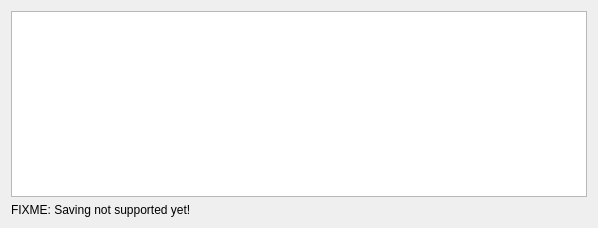
First picture: the form in src/ui/commands/show_message_widget.ui, repository oulianov/Editor, before the edit.
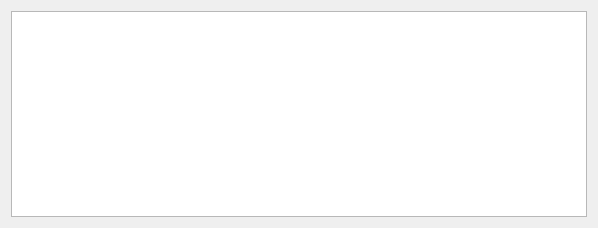
Second picture: the form after the edit.

The edit to the form file:
```diff
--- a/src/ui/commands/show_message_widget.ui
+++ b/src/ui/commands/show_message_widget.ui
@@ -21,13 +21,6 @@
      </property>
     </widget>
    </item>
-   <item>
-    <widget class="QLabel" name="label">
-     <property name="text">
-      <string>FIXME: Saving not supported yet!</string>
-     </property>
-    </widget>
-   </item>
   </layout>
  </widget>
  <resources/>
```
